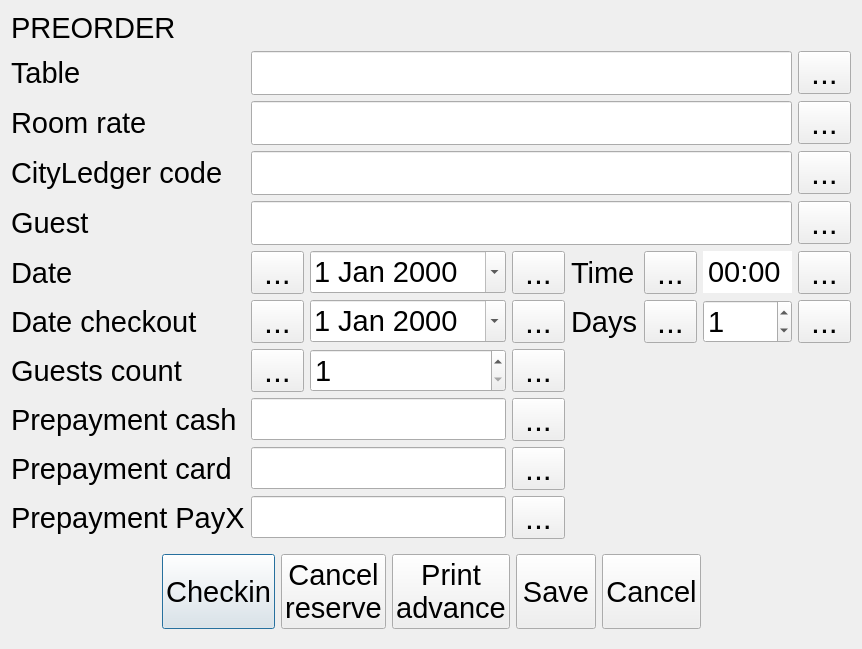
End1-1/Cafe5, file Waiter/dlgpreorderw.ui: the form before one commit.
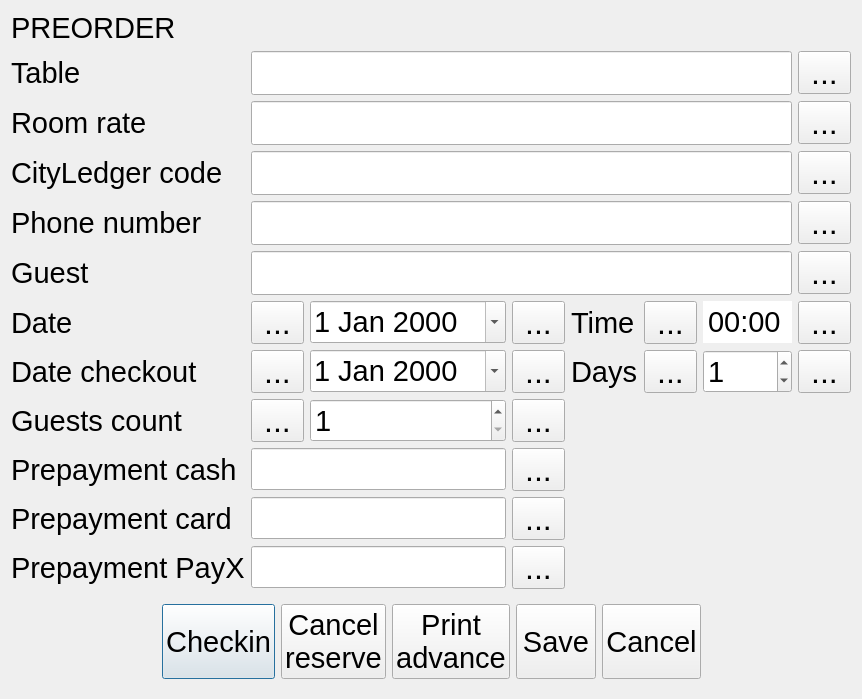
The form after the commit. Icons and pictures are not drawn. Custom widgets are drawn as their Qt base class.

```diff
--- a/Waiter/dlgpreorderw.ui
+++ b/Waiter/dlgpreorderw.ui
@@ -7,7 +7,7 @@
     <x>0</x>
     <y>0</y>
     <width>860</width>
-    <height>639</height>
+    <height>682</height>
    </rect>
   </property>
   <property name="font">
@@ -19,39 +19,7 @@
    <string>Preorder</string>
   </property>
   <layout class="QGridLayout" name="gridLayout">
-   <item row="3" column="7">
-    <widget class="QToolButton" name="btnEditCLCode">
-     <property name="text">
-      <string>...</string>
-     </property>
-     <property name="icon">
-      <iconset resource="../resources/res.qrc">
-       <normaloff>:/edit.png</normaloff>:/edit.png</iconset>
-     </property>
-     <property name="iconSize">
-      <size>
-       <width>32</width>
-       <height>32</height>
-      </size>
-     </property>
-    </widget>
-   </item>
-   <item row="10" column="0">
-    <widget class="QLabel" name="label_6">
-     <property name="font">
-      <font>
-       <pointsize>22</pointsize>
-      </font>
-     </property>
-     <property name="text">
-      <string>Prepayment card</string>
-     </property>
-    </widget>
-   </item>
-   <item row="1" column="1" colspan="6">
-    <widget class="C5LineEdit" name="leTable"/>
-   </item>
-   <item row="5" column="2">
+   <item row="6" column="2">
     <widget class="QDateEdit" name="leDate">
      <property name="sizePolicy">
       <sizepolicy hsizetype="Minimum" vsizetype="Fixed">
@@ -73,68 +41,30 @@
     </widget>
    </item>
    <item row="5" column="0">
-    <widget class="QLabel" name="label">
+    <widget class="QLabel" name="label_7">
      <property name="font">
       <font>
        <pointsize>22</pointsize>
       </font>
      </property>
      <property name="text">
-      <string>Date</string>
+      <string>Guest</string>
      </property>
     </widget>
    </item>
-   <item row="11" column="3">
-    <widget class="QToolButton" name="btnEditPayX">
-     <property name="text">
-      <string>...</string>
-     </property>
-     <property name="icon">
-      <iconset resource="../resources/res.qrc">
-       <normaloff>:/edit.png</normaloff>:/edit.png</iconset>
-     </property>
-     <property name="iconSize">
-      <size>
-       <width>32</width>
-       <height>32</height>
-      </size>
-     </property>
-    </widget>
-   </item>
-   <item row="8" column="0">
-    <widget class="QLabel" name="label_4">
+   <item row="10" column="0">
+    <widget class="QLabel" name="label_5">
      <property name="font">
       <font>
        <pointsize>22</pointsize>
       </font>
      </property>
      <property name="text">
-      <string>Guests count</string>
+      <string>Prepayment cash</string>
      </property>
     </widget>
    </item>
-   <item row="6" column="0">
-    <widget class="QLabel" name="lbCheckout">
-     <property name="font">
-      <font>
-       <pointsize>22</pointsize>
-      </font>
-     </property>
-     <property name="text">
-      <string>Date checkout</string>
-     </property>
-    </widget>
-   </item>
-   <item row="9" column="1" colspan="2">
-    <widget class="C5LineEdit" name="leCash">
-     <property name="font">
-      <font>
-       <pointsize>22</pointsize>
-      </font>
-     </property>
-    </widget>
-   </item>
-   <item row="12" column="0" colspan="8">
+   <item row="13" column="0" colspan="8">
     <widget class="QWidget" name="widget" native="true">
      <property name="font">
       <font>
@@ -303,48 +233,16 @@
      </layout>
     </widget>
    </item>
-   <item row="6" column="7">
-    <widget class="QToolButton" name="btnDaysUp">
-     <property name="text">
-      <string>...</string>
-     </property>
-     <property name="icon">
-      <iconset resource="../resources/resources.qrc">
-       <normaloff>:/up.png</normaloff>:/up.png</iconset>
-     </property>
-     <property name="iconSize">
-      <size>
-       <width>32</width>
-       <height>32</height>
-      </size>
-     </property>
-    </widget>
+   <item row="5" column="1" colspan="6">
+    <widget class="C5LineEdit" name="leGuestName"/>
    </item>
-   <item row="4" column="0">
-    <widget class="QLabel" name="label_7">
-     <property name="font">
-      <font>
-       <pointsize>22</pointsize>
-      </font>
-     </property>
-     <property name="text">
-      <string>Guest</string>
-     </property>
-    </widget>
+   <item row="2" column="1" colspan="6">
+    <widget class="C5LineEdit" name="leRoomRate"/>
    </item>
-   <item row="0" column="0" colspan="6">
-    <widget class="QLabel" name="lbPreorder">
-     <property name="font">
-      <font>
-       <pointsize>22</pointsize>
-      </font>
-     </property>
-     <property name="text">
-      <string>PREORDER</string>
-     </property>
-    </widget>
+   <item row="1" column="1" colspan="6">
+    <widget class="C5LineEdit" name="leTable"/>
    </item>
-   <item row="5" column="1">
+   <item row="6" column="1">
     <widget class="QToolButton" name="btnDateDown">
      <property name="text">
       <string>...</string>
@@ -361,8 +259,51 @@
      </property>
     </widget>
    </item>
+   <item row="10" column="1" colspan="2">
+    <widget class="C5LineEdit" name="leCash">
+     <property name="font">
+      <font>
+       <pointsize>22</pointsize>
+      </font>
+     </property>
+    </widget>
+   </item>
+   <item row="6" column="7">
+    <widget class="QToolButton" name="btnTimeUp">
+     <property name="text">
+      <string>...</string>
+     </property>
+     <property name="icon">
+      <iconset resource="../resources/resources.qrc">
+       <normaloff>:/up.png</normaloff>:/up.png</iconset>
+     </property>
+     <property name="iconSize">
+      <size>
+       <width>32</width>
+       <height>32</height>
+      </size>
+     </property>
+    </widget>
+   </item>
+   <item row="2" column="7">
+    <widget class="QToolButton" name="btnEditRate">
+     <property name="text">
+      <string>...</string>
+     </property>
+     <property name="icon">
+      <iconset resource="../resources/resources.qrc">
+       <normaloff>:/edit.png</normaloff>:/edit.png</iconset>
+     </property>
+     <property name="iconSize">
+      <size>
+       <width>32</width>
+       <height>32</height>
+      </size>
+     </property>
+    </widget>
+   </item>
    <item row="6" column="3">
-    <widget class="QToolButton" name="btnCheckoutUp">
+    <widget class="QToolButton" name="btnDateUp">
      <property name="text">
       <string>...</string>
      </property>
@@ -378,7 +319,19 @@
      </property>
     </widget>
    </item>
-   <item row="5" column="4">
+   <item row="11" column="0">
+    <widget class="QLabel" name="label_6">
+     <property name="font">
+      <font>
+       <pointsize>22</pointsize>
+      </font>
+     </property>
+     <property name="text">
+      <string>Prepayment card</string>
+     </property>
+    </widget>
+   </item>
+   <item row="6" column="4">
     <widget class="QLabel" name="label_2">
      <property name="font">
       <font>
@@ -390,26 +343,47 @@
      </property>
     </widget>
    </item>
-   <item row="1" column="0">
-    <widget class="QLabel" name="lbTable">
+   <item row="9" column="0">
+    <widget class="QLabel" name="label_4">
      <property name="font">
       <font>
        <pointsize>22</pointsize>
       </font>
      </property>
      <property name="text">
-      <string>Table</string>
+      <string>Guests count</string>
      </property>
     </widget>
    </item>
-   <item row="5" column="5">
-    <widget class="QToolButton" name="btnTimeDown">
+   <item row="12" column="1" colspan="2">
+    <widget class="C5LineEdit" name="lePayX">
+     <property name="font">
+      <font>
+       <pointsize>22</pointsize>
+      </font>
+     </property>
+    </widget>
+   </item>
+   <item row="6" column="0">
+    <widget class="QLabel" name="label">
+     <property name="font">
+      <font>
+       <pointsize>22</pointsize>
+      </font>
+     </property>
      <property name="text">
+      <string>Date</string>
+     </property>
+    </widget>
+   </item>
+   <item row="7" column="3">
+    <widget class="QToolButton" name="btnCheckoutUp">
+     <property name="text">
       <string>...</string>
      </property>
      <property name="icon">
       <iconset resource="../resources/resources.qrc">
-       <normaloff>:/down.png</normaloff>:/down.png</iconset>
+       <normaloff>:/up.png</normaloff>:/up.png</iconset>
      </property>
      <property name="iconSize">
       <size>
@@ -419,7 +393,92 @@
      </property>
     </widget>
    </item>
-   <item row="6" column="5">
+   <item row="10" column="3">
+    <widget class="QToolButton" name="btnEditCash">
+     <property name="text">
+      <string>...</string>
+     </property>
+     <property name="icon">
+      <iconset resource="../resources/resources.qrc">
+       <normaloff>:/edit.png</normaloff>:/edit.png</iconset>
+     </property>
+     <property name="iconSize">
+      <size>
+       <width>32</width>
+       <height>32</height>
+      </size>
+     </property>
+    </widget>
+   </item>
+   <item row="9" column="2">
+    <widget class="QSpinBox" name="leGuest">
+     <property name="sizePolicy">
+      <sizepolicy hsizetype="Minimum" vsizetype="Fixed">
+       <horstretch>0</horstretch>
+       <verstretch>0</verstretch>
+      </sizepolicy>
+     </property>
+     <property name="font">
+      <font>
+       <pointsize>22</pointsize>
+      </font>
+     </property>
+     <property name="styleSheet">
+      <string notr="true"/>
+     </property>
+     <property name="showGroupSeparator" stdset="0">
+      <bool>false</bool>
+     </property>
+     <property name="suffix">
+      <string/>
+     </property>
+     <property name="prefix">
+      <string/>
+     </property>
+     <property name="minimum">
+      <number>1</number>
+     </property>
+     <property name="maximum">
+      <number>999</number>
+     </property>
+     <property name="value">
+      <number>1</number>
+     </property>
+     <property name="displayIntegerBase">
+      <number>10</number>
+     </property>
+    </widget>
+   </item>
+   <item row="3" column="1" colspan="6">
+    <widget class="C5LineEdit" name="leCityLedger"/>
+   </item>
+   <item row="12" column="3">
+    <widget class="QToolButton" name="btnEditPayX">
+     <property name="text">
+      <string>...</string>
+     </property>
+     <property name="icon">
+      <iconset resource="../resources/resources.qrc">
+       <normaloff>:/edit.png</normaloff>:/edit.png</iconset>
+     </property>
+     <property name="iconSize">
+      <size>
+       <width>32</width>
+       <height>32</height>
+      </size>
+     </property>
+    </widget>
+   </item>
+   <item row="11" column="1" colspan="2">
+    <widget class="C5LineEdit" name="leCard">
+     <property name="font">
+      <font>
+       <pointsize>22</pointsize>
+      </font>
+     </property>
+    </widget>
+   </item>
+   <item row="7" column="5">
     <widget class="QToolButton" name="btnDaysDown">
      <property name="text">
       <string>...</string>
@@ -436,7 +495,36 @@
      </property>
     </widget>
    </item>
-   <item row="5" column="6">
+   <item row="7" column="1">
+    <widget class="QToolButton" name="btnCheckDown">
+     <property name="text">
+      <string>...</string>
+     </property>
+     <property name="icon">
+      <iconset resource="../resources/resources.qrc">
+       <normaloff>:/down.png</normaloff>:/down.png</iconset>
+     </property>
+     <property name="iconSize">
+      <size>
+       <width>32</width>
+       <height>32</height>
+      </size>
+     </property>
+    </widget>
+   </item>
+   <item row="12" column="0">
+    <widget class="QLabel" name="label_8">
+     <property name="font">
+      <font>
+       <pointsize>22</pointsize>
+      </font>
+     </property>
+     <property name="text">
+      <string>Prepayment PayX</string>
+     </property>
+    </widget>
+   </item>
+   <item row="6" column="6">
     <widget class="QTimeEdit" name="timeEdit">
      <property name="sizePolicy">
       <sizepolicy hsizetype="Minimum" vsizetype="Fixed">
@@ -463,8 +551,76 @@
      </property>
     </widget>
    </item>
-   <item row="5" column="3">
-    <widget class="QToolButton" name="btnDateUp">
+   <item row="1" column="0">
+    <widget class="QLabel" name="lbTable">
+     <property name="font">
+      <font>
+       <pointsize>22</pointsize>
+      </font>
+     </property>
+     <property name="text">
+      <string>Table</string>
+     </property>
+    </widget>
+   </item>
+   <item row="7" column="6">
+    <widget class="QSpinBox" name="leDays">
+     <property name="sizePolicy">
+      <sizepolicy hsizetype="Minimum" vsizetype="Fixed">
+       <horstretch>0</horstretch>
+       <verstretch>0</verstretch>
+      </sizepolicy>
+     </property>
+     <property name="font">
+      <font>
+       <pointsize>22</pointsize>
+      </font>
+     </property>
+     <property name="styleSheet">
+      <string notr="true"/>
+     </property>
+     <property name="showGroupSeparator" stdset="0">
+      <bool>false</bool>
+     </property>
+     <property name="suffix">
+      <string/>
+     </property>
+     <property name="prefix">
+      <string/>
+     </property>
+     <property name="minimum">
+      <number>0</number>
+     </property>
+     <property name="maximum">
+      <number>999</number>
+     </property>
+     <property name="value">
+      <number>1</number>
+     </property>
+     <property name="displayIntegerBase">
+      <number>10</number>
+     </property>
+    </widget>
+   </item>
+   <item row="9" column="1">
+    <widget class="QToolButton" name="btnGuestDown">
+     <property name="text">
+      <string>...</string>
+     </property>
+     <property name="icon">
+      <iconset resource="../resources/resources.qrc">
+       <normaloff>:/down.png</normaloff>:/down.png</iconset>
+     </property>
+     <property name="iconSize">
+      <size>
+       <width>32</width>
+       <height>32</height>
+      </size>
+     </property>
+    </widget>
+   </item>
+   <item row="9" column="3">
+    <widget class="QToolButton" name="btnGuestUp">
      <property name="text">
       <string>...</string>
      </property>
@@ -480,6 +636,23 @@
      </property>
     </widget>
    </item>
+   <item row="3" column="7">
+    <widget class="QToolButton" name="btnEditCLCode">
+     <property name="text">
+      <string>...</string>
+     </property>
+     <property name="icon">
+      <iconset resource="../resources/resources.qrc">
+       <normaloff>:/edit.png</normaloff>:/edit.png</iconset>
+     </property>
+     <property name="iconSize">
+      <size>
+       <width>32</width>
+       <height>32</height>
+      </size>
+     </property>
+    </widget>
+   </item>
    <item row="3" column="0">
     <widget class="QLabel" name="label_9">
      <property name="font">
@@ -492,116 +665,40 @@
      </property>
     </widget>
    </item>
-   <item row="9" column="0">
-    <widget class="QLabel" name="label_5">
+   <item row="7" column="2">
+    <widget class="QDateEdit" name="leDateCheckout">
+     <property name="sizePolicy">
+      <sizepolicy hsizetype="Minimum" vsizetype="Fixed">
+       <horstretch>0</horstretch>
+       <verstretch>0</verstretch>
+      </sizepolicy>
+     </property>
      <property name="font">
       <font>
        <pointsize>22</pointsize>
       </font>
      </property>
-     <property name="text">
-      <string>Prepayment cash</string>
+     <property name="styleSheet">
+      <string notr="true">QTimeEdit::up-arrow {width: 0;} QTimeEdit::up-button {width: 0;}QTimeEdit::down-button {width: 0;}</string>
      </property>
-    </widget>
-   </item>
-   <item row="4" column="1" colspan="6">
-    <widget class="C5LineEdit" name="leGuestName"/>
-   </item>
-   <item row="10" column="3">
-    <widget class="QToolButton" name="btnEditCard">
-     <property name="text">
-      <string>...</string>
+     <property name="calendarPopup">
+      <bool>true</bool>
      </property>
-     <property name="icon">
-      <iconset resource="../resources/res.qrc">
-       <normaloff>:/edit.png</normaloff>:/edit.png</iconset>
-     </property>
-     <property name="iconSize">
-      <size>
-       <width>32</width>
-       <height>32</height>
-      </size>
-     </property>
     </widget>
    </item>
-   <item row="5" column="7">
-    <widget class="QToolButton" name="btnTimeUp">
-     <property name="text">
-      <string>...</string>
-     </property>
-     <property name="icon">
-      <iconset resource="../resources/resources.qrc">
-       <normaloff>:/up.png</normaloff>:/up.png</iconset>
-     </property>
-     <property name="iconSize">
-      <size>
-       <width>32</width>
-       <height>32</height>
-      </size>
-     </property>
-    </widget>
-   </item>
-   <item row="4" column="7">
-    <widget class="QToolButton" name="btnEditGuestname">
-     <property name="text">
-      <string>...</string>
-     </property>
-     <property name="icon">
-      <iconset resource="../resources/res.qrc">
-       <normaloff>:/edit.png</normaloff>:/edit.png</iconset>
-     </property>
-     <property name="iconSize">
-      <size>
-       <width>32</width>
-       <height>32</height>
-      </size>
-     </property>
-    </widget>
-   </item>
-   <item row="1" column="7">
-    <widget class="QToolButton" name="btnSelectTable">
-     <property name="text">
-      <string>...</string>
-     </property>
-     <property name="icon">
-      <iconset resource="../resources/res.qrc">
-       <normaloff>:/edit.png</normaloff>:/edit.png</iconset>
-     </property>
-     <property name="iconSize">
-      <size>
-       <width>32</width>
-       <height>32</height>
-      </size>
-     </property>
-    </widget>
-   </item>
-   <item row="6" column="1">
-    <widget class="QToolButton" name="btnCheckDown">
-     <property name="text">
-      <string>...</string>
-     </property>
-     <property name="icon">
-      <iconset resource="../resources/resources.qrc">
-       <normaloff>:/down.png</normaloff>:/down.png</iconset>
-     </property>
-     <property name="iconSize">
-      <size>
-       <width>32</width>
-       <height>32</height>
-      </size>
-     </property>
-    </widget>
-   </item>
-   <item row="11" column="1" colspan="2">
-    <widget class="C5LineEdit" name="lePayX">
+   <item row="0" column="0" colspan="6">
+    <widget class="QLabel" name="lbPreorder">
      <property name="font">
       <font>
        <pointsize>22</pointsize>
       </font>
      </property>
+     <property name="text">
+      <string>PREORDER</string>
+     </property>
     </widget>
    </item>
-   <item row="6" column="4">
+   <item row="7" column="4">
     <widget class="QLabel" name="lbDays">
      <property name="font">
       <font>
@@ -613,133 +710,8 @@
      </property>
     </widget>
    </item>
-   <item row="10" column="1" colspan="2">
-    <widget class="C5LineEdit" name="leCard">
-     <property name="font">
-      <font>
-       <pointsize>22</pointsize>
-      </font>
-     </property>
-    </widget>
-   </item>
-   <item row="6" column="6">
-    <widget class="QSpinBox" name="leDays">
-     <property name="sizePolicy">
-      <sizepolicy hsizetype="Minimum" vsizetype="Fixed">
-       <horstretch>0</horstretch>
-       <verstretch>0</verstretch>
-      </sizepolicy>
-     </property>
-     <property name="font">
-      <font>
-       <pointsize>22</pointsize>
-      </font>
-     </property>
-     <property name="styleSheet">
-      <string notr="true"/>
-     </property>
-     <property name="showGroupSeparator" stdset="0">
-      <bool>false</bool>
-     </property>
-     <property name="suffix">
-      <string/>
-     </property>
-     <property name="prefix">
-      <string/>
-     </property>
-     <property name="minimum">
-      <number>0</number>
-     </property>
-     <property name="maximum">
-      <number>999</number>
-     </property>
-     <property name="value">
-      <number>1</number>
-     </property>
-     <property name="displayIntegerBase">
-      <number>10</number>
-     </property>
-    </widget>
-   </item>
-   <item row="9" column="3">
-    <widget class="QToolButton" name="btnEditCash">
-     <property name="text">
-      <string>...</string>
-     </property>
-     <property name="icon">
-      <iconset resource="../resources/res.qrc">
-       <normaloff>:/edit.png</normaloff>:/edit.png</iconset>
-     </property>
-     <property name="iconSize">
-      <size>
-       <width>32</width>
-       <height>32</height>
-      </size>
-     </property>
-    </widget>
-   </item>
-   <item row="8" column="2">
-    <widget class="QSpinBox" name="leGuest">
-     <property name="sizePolicy">
-      <sizepolicy hsizetype="Minimum" vsizetype="Fixed">
-       <horstretch>0</horstretch>
-       <verstretch>0</verstretch>
-      </sizepolicy>
-     </property>
-     <property name="font">
-      <font>
-       <pointsize>22</pointsize>
-      </font>
-     </property>
-     <property name="styleSheet">
-      <string notr="true"/>
-     </property>
-     <property name="showGroupSeparator" stdset="0">
-      <bool>false</bool>
-     </property>
-     <property name="suffix">
-      <string/>
-     </property>
-     <property name="prefix">
-      <string/>
-     </property>
-     <property name="minimum">
-      <number>1</number>
-     </property>
-     <property name="maximum">
-      <number>999</number>
-     </property>
-     <property name="value">
-      <number>1</number>
-     </property>
-     <property name="displayIntegerBase">
-      <number>10</number>
-     </property>
-    </widget>
-   </item>
-   <item row="6" column="2">
-    <widget class="QDateEdit" name="leDateCheckout">
-     <property name="sizePolicy">
-      <sizepolicy hsizetype="Minimum" vsizetype="Fixed">
-       <horstretch>0</horstretch>
-       <verstretch>0</verstretch>
-      </sizepolicy>
-     </property>
-     <property name="font">
-      <font>
-       <pointsize>22</pointsize>
-      </font>
-     </property>
-     <property name="styleSheet">
-      <string notr="true">QTimeEdit::up-arrow {width: 0;} QTimeEdit::up-button {width: 0;}QTimeEdit::down-button {width: 0;}</string>
-     </property>
-     <property name="calendarPopup">
-      <bool>true</bool>
-     </property>
-    </widget>
-   </item>
-   <item row="8" column="1">
-    <widget class="QToolButton" name="btnGuestDown">
+   <item row="6" column="5">
+    <widget class="QToolButton" name="btnTimeDown">
      <property name="text">
       <string>...</string>
      </property>
@@ -755,38 +727,6 @@
      </property>
     </widget>
    </item>
-   <item row="8" column="3">
-    <widget class="QToolButton" name="btnGuestUp">
-     <property name="text">
-      <string>...</string>
-     </property>
-     <property name="icon">
-      <iconset resource="../resources/resources.qrc">
-       <normaloff>:/up.png</normaloff>:/up.png</iconset>
-     </property>
-     <property name="iconSize">
-      <size>
-       <width>32</width>
-       <height>32</height>
-      </size>
-     </property>
-    </widget>
-   </item>
-   <item row="11" column="0">
-    <widget class="QLabel" name="label_8">
-     <property name="font">
-      <font>
-       <pointsize>22</pointsize>
-      </font>
-     </property>
-     <property name="text">
-      <string>Prepayment PayX</string>
-     </property>
-    </widget>
-   </item>
-   <item row="3" column="1" colspan="6">
-    <widget class="C5LineEdit" name="leCityLedger"/>
-   </item>
    <item row="2" column="0">
     <widget class="QLabel" name="lbRoomRate">
      <property name="font">
@@ -799,16 +739,108 @@
      </property>
     </widget>
    </item>
-   <item row="2" column="1" colspan="6">
-    <widget class="C5LineEdit" name="leRoomRate"/>
+   <item row="5" column="7">
+    <widget class="QToolButton" name="btnEditGuestname">
+     <property name="text">
+      <string>...</string>
+     </property>
+     <property name="icon">
+      <iconset resource="../resources/resources.qrc">
+       <normaloff>:/edit.png</normaloff>:/edit.png</iconset>
+     </property>
+     <property name="iconSize">
+      <size>
+       <width>32</width>
+       <height>32</height>
+      </size>
+     </property>
+    </widget>
    </item>
-   <item row="2" column="7">
-    <widget class="QToolButton" name="btnEditRate">
+   <item row="7" column="0">
+    <widget class="QLabel" name="lbCheckout">
+     <property name="font">
+      <font>
+       <pointsize>22</pointsize>
+      </font>
+     </property>
      <property name="text">
+      <string>Date checkout</string>
+     </property>
+    </widget>
+   </item>
+   <item row="7" column="7">
+    <widget class="QToolButton" name="btnDaysUp">
+     <property name="text">
       <string>...</string>
      </property>
      <property name="icon">
-      <iconset resource="../resources/res.qrc">
+      <iconset resource="../resources/resources.qrc">
+       <normaloff>:/up.png</normaloff>:/up.png</iconset>
+     </property>
+     <property name="iconSize">
+      <size>
+       <width>32</width>
+       <height>32</height>
+      </size>
+     </property>
+    </widget>
+   </item>
+   <item row="11" column="3">
+    <widget class="QToolButton" name="btnEditCard">
+     <property name="text">
+      <string>...</string>
+     </property>
+     <property name="icon">
+      <iconset resource="../resources/resources.qrc">
+       <normaloff>:/edit.png</normaloff>:/edit.png</iconset>
+     </property>
+     <property name="iconSize">
+      <size>
+       <width>32</width>
+       <height>32</height>
+      </size>
+     </property>
+    </widget>
+   </item>
+   <item row="1" column="7">
+    <widget class="QToolButton" name="btnSelectTable">
+     <property name="text">
+      <string>...</string>
+     </property>
+     <property name="icon">
+      <iconset resource="../resources/resources.qrc">
+       <normaloff>:/edit.png</normaloff>:/edit.png</iconset>
+     </property>
+     <property name="iconSize">
+      <size>
+       <width>32</width>
+       <height>32</height>
+      </size>
+     </property>
+    </widget>
+   </item>
+   <item row="4" column="0">
+    <widget class="QLabel" name="label_10">
+     <property name="font">
+      <font>
+       <pointsize>22</pointsize>
+      </font>
+     </property>
+     <property name="text">
+      <string>Phone number</string>
+     </property>
+    </widget>
+   </item>
+   <item row="4" column="1" colspan="6">
+    <widget class="C5LineEdit" name="lePhone"/>
+   </item>
+   <item row="4" column="7">
+    <widget class="QToolButton" name="btnEditPhone">
+     <property name="text">
+      <string>...</string>
+     </property>
+     <property name="icon">
+      <iconset resource="../resources/resources.qrc">
        <normaloff>:/edit.png</normaloff>:/edit.png</iconset>
      </property>
      <property name="iconSize">
```
Left out of the diff: 1 changed line with no effect on the pictures.
